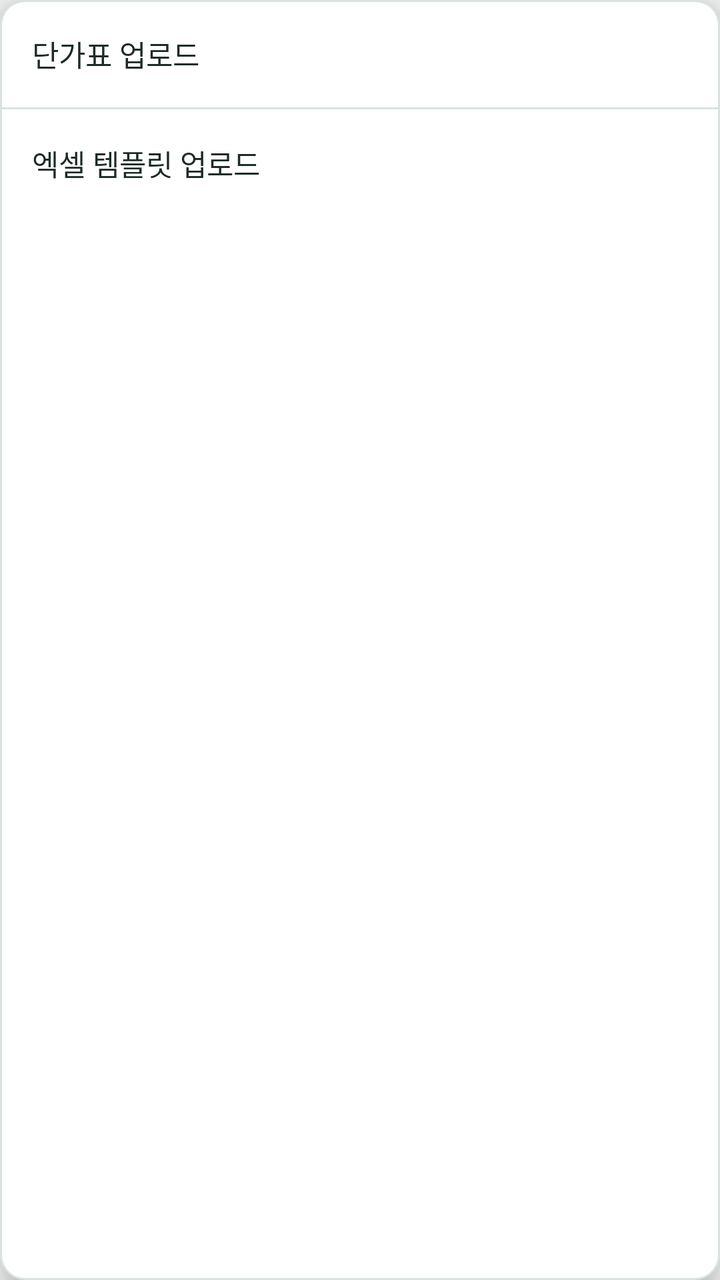
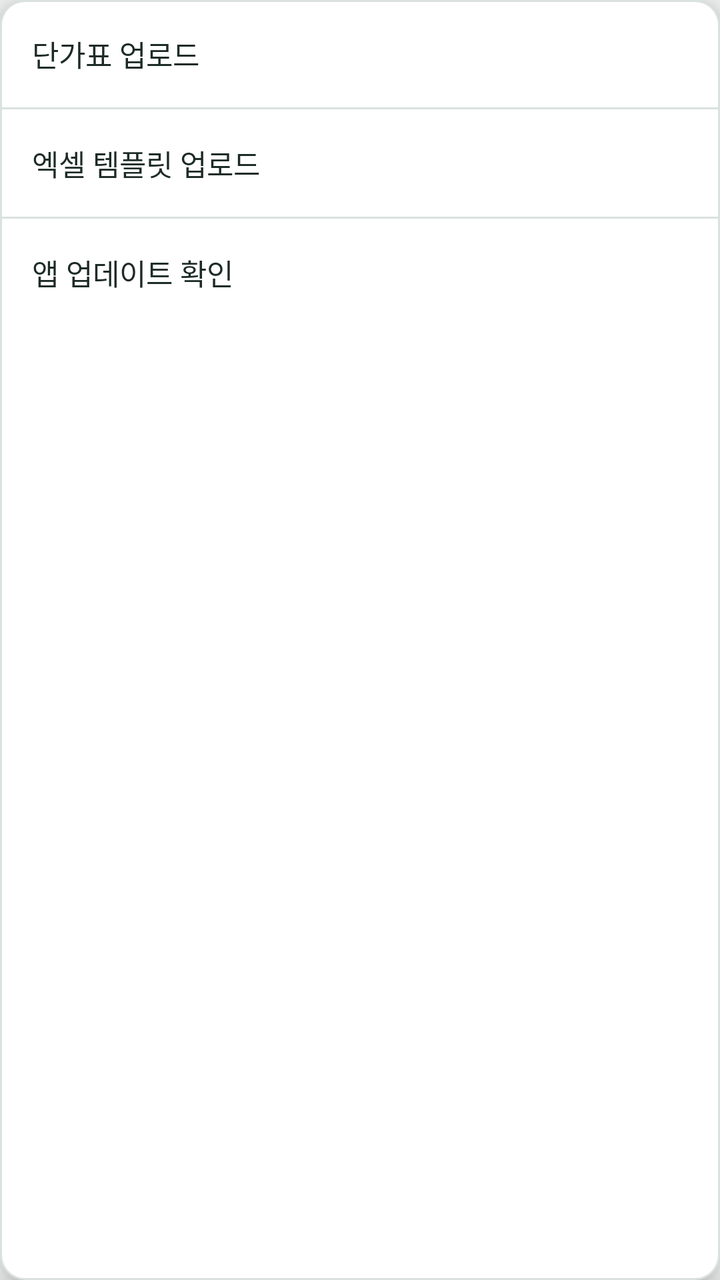

The first picture is an Android layout as it rendered before a commit; the second is the same layout after the commit. The layout source and the unified diff follow.
<!-- AndroidManifest.xml: application theme Theme.Jijang -->
<!-- res/layout/popup_main_menu.xml -->
<?xml version="1.0" encoding="utf-8"?>
<LinearLayout xmlns:android="http://schemas.android.com/apk/res/android"
    android:layout_width="230dp"
    android:layout_height="wrap_content"
    android:background="@drawable/bg_popup_menu"
    android:elevation="8dp"
    android:orientation="vertical">

    <TextView
        android:id="@+id/rowPriceUpload"
        android:layout_width="match_parent"
        android:layout_height="wrap_content"
        android:background="?attr/selectableItemBackground"
        android:clickable="true"
        android:focusable="true"
        android:padding="16dp"
        android:text="단가표 업로드"
        android:textColor="@color/text_primary"
        android:textSize="14.5sp" />

    <View
        android:layout_width="match_parent"
        android:layout_height="1dp"
        android:background="@color/line" />

    <TextView
        android:id="@+id/rowTemplateUpload"
        android:layout_width="match_parent"
        android:layout_height="wrap_content"
        android:background="?attr/selectableItemBackground"
        android:clickable="true"
        android:focusable="true"
        android:padding="16dp"
        android:text="엑셀 템플릿 업로드"
        android:textColor="@color/text_primary"
        android:textSize="14.5sp" />

</LinearLayout>
<!-- resources referenced by this layout -->
<resources>
  <color name="line">#D9E2DE</color>
  <color name="text_primary">#1D2B27</color>
  <!-- drawable bg_popup_menu (drawable) -->
  <?xml version="1.0" encoding="utf-8"?>
  <shape xmlns:android="http://schemas.android.com/apk/res/android">
      <solid android:color="@color/surface" />
      <corners android:radius="12dp" />
      <stroke android:width="1dp" android:color="@color/line" />
  </shape>
  <style name="Theme.Jijang" parent="Theme.MaterialComponents.DayNight.NoActionBar">
          <item name="colorPrimary">@color/primary</item>
          <item name="colorPrimaryDark">@color/primary_dark</item>
          <item name="colorOnPrimary">@color/on_primary</item>
          <item name="colorSecondary">@color/accent</item>
          <item name="colorOnSecondary">@color/on_accent</item>
          <item name="android:colorAccent">@color/accent</item>
          <item name="android:windowBackground">@color/background</item>
  
          
          <item name="shapeAppearanceSmallComponent">@style/ShapeAppearance.Jijang.SmallComponent</item>
  
          <item name="materialButtonStyle">@style/Widget.Jijang.Button</item>
          <item name="materialButtonOutlinedStyle">@style/Widget.Jijang.Button.Outlined</item>
          <item name="borderlessButtonStyle">@style/Widget.Jijang.Button.Text</item>
      </style>
  <color name="surface">#FFFFFF</color>
  <color name="primary">#1F403A</color>
  <color name="primary_dark">#102C27</color>
  <color name="on_primary">#FFFFFF</color>
  <color name="accent">#D86532</color>
  <color name="on_accent">#FFFFFF</color>
  <color name="background">#F2F5F3</color>
  <style name="ShapeAppearance.Jijang.SmallComponent" parent="ShapeAppearance.MaterialComponents.SmallComponent">
          <item name="cornerSize">10dp</item>
      </style>
  <style name="Widget.Jijang.Button" parent="Widget.MaterialComponents.Button">
          <item name="backgroundTint">@color/accent</item>
          <item name="android:textColor">@color/on_accent</item>
          <item name="android:textAllCaps">false</item>
          <item name="android:textSize">15sp</item>
          <item name="android:paddingTop">14dp</item>
          <item name="android:paddingBottom">14dp</item>
          <item name="android:letterSpacing">0</item>
      </style>
  <style name="Widget.Jijang.Button.Outlined" parent="Widget.MaterialComponents.Button.OutlinedButton">
          <item name="android:textColor">@color/primary</item>
          <item name="strokeColor">@color/primary</item>
          <item name="android:textAllCaps">false</item>
          <item name="android:textSize">15sp</item>
          <item name="android:paddingTop">14dp</item>
          <item name="android:paddingBottom">14dp</item>
          <item name="android:letterSpacing">0</item>
      </style>
  <style name="Widget.Jijang.Button.Text" parent="Widget.MaterialComponents.Button.TextButton">
          <item name="android:textColor">@color/accent_dark</item>
          <item name="android:textAllCaps">false</item>
          <item name="android:letterSpacing">0</item>
      </style>
  <color name="accent_dark">#B94925</color>
</resources>

<!-- the commit's change to res/layout/popup_main_menu.xml (unified diff, before → after) -->
@@ -35,4 +35,21 @@
         android:textColor="@color/text_primary"
         android:textSize="14.5sp" />
 
+    <View
+        android:layout_width="match_parent"
+        android:layout_height="1dp"
+        android:background="@color/line" />
+
+    <TextView
+        android:id="@+id/rowUpdate"
+        android:layout_width="match_parent"
+        android:layout_height="wrap_content"
+        android:background="?attr/selectableItemBackground"
+        android:clickable="true"
+        android:focusable="true"
+        android:padding="16dp"
+        android:text="앱 업데이트 확인"
+        android:textColor="@color/text_primary"
+        android:textSize="14.5sp" />
+
 </LinearLayout>
